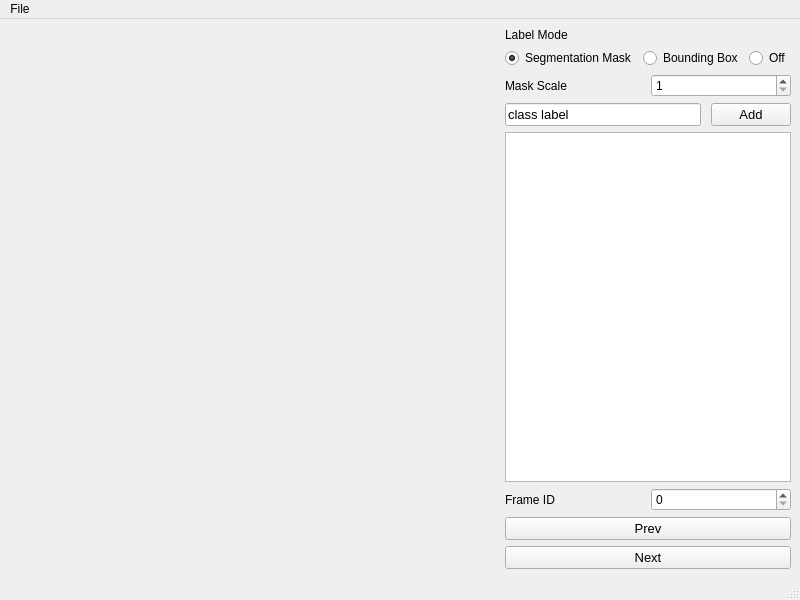
This is src/gui.ui in velatkilic/label-gui as Qt 5 draws it before an edit. The edited form follows.
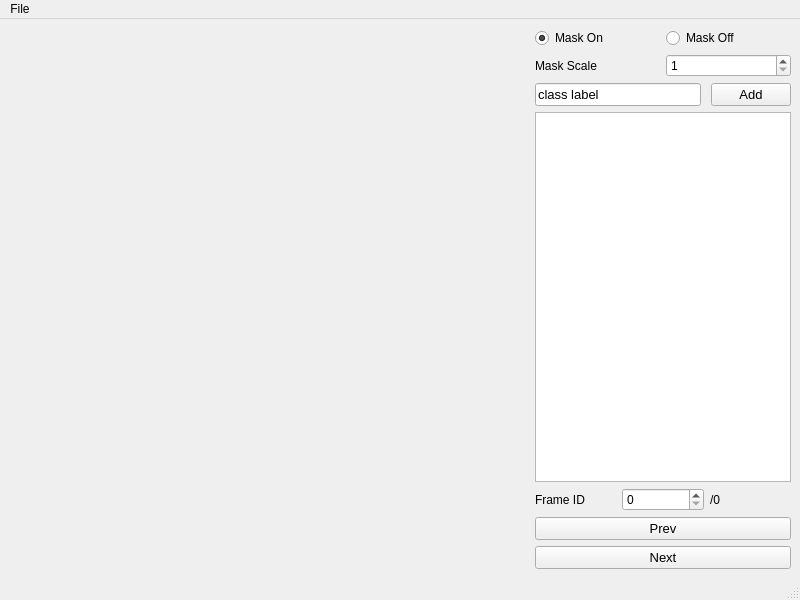
This is the edited form. Custom widgets are drawn as their Qt base class.

Commit message: complete redesign and add frame id

Diff of the .ui file:
```diff
--- a/src/gui.ui
+++ b/src/gui.ui
@@ -44,25 +44,12 @@
         <property name="sizeConstraint">
          <enum>QLayout::SetMinimumSize</enum>
         </property>
-        <item>
-         <widget class="QLabel" name="label">
-          <property name="sizePolicy">
-           <sizepolicy hsizetype="Preferred" vsizetype="Minimum">
-            <horstretch>0</horstretch>
-            <verstretch>0</verstretch>
-           </sizepolicy>
-          </property>
-          <property name="text">
-           <string>Label Mode</string>
-          </property>
-         </widget>
-        </item>
         <item>
          <layout class="QHBoxLayout" name="horizontalLayout_3">
           <item>
            <widget class="QRadioButton" name="radio_segmentation">
             <property name="text">
-             <string>Segmentation Mask</string>
+             <string>Mask On</string>
             </property>
             <property name="checked">
              <bool>true</bool>
@@ -72,14 +59,7 @@
           <item>
            <widget class="QRadioButton" name="radio_bbox">
             <property name="text">
-             <string>Bounding Box</string>
-            </property>
-           </widget>
-          </item>
-          <item>
-           <widget class="QRadioButton" name="radio_off">
-            <property name="text">
-             <string>Off</string>
+             <string>Mask Off</string>
             </property>
            </widget>
           </item>
@@ -191,6 +171,13 @@
             </property>
            </widget>
           </item>
+          <item>
+           <widget class="QLabel" name="label_frame_count">
+            <property name="text">
+             <string>/0</string>
+            </property>
+           </widget>
+          </item>
          </layout>
         </item>
         <item>
```
Left out of the diff: 10 changed lines with no effect on the pictures. The commit also changes 5 other files.
